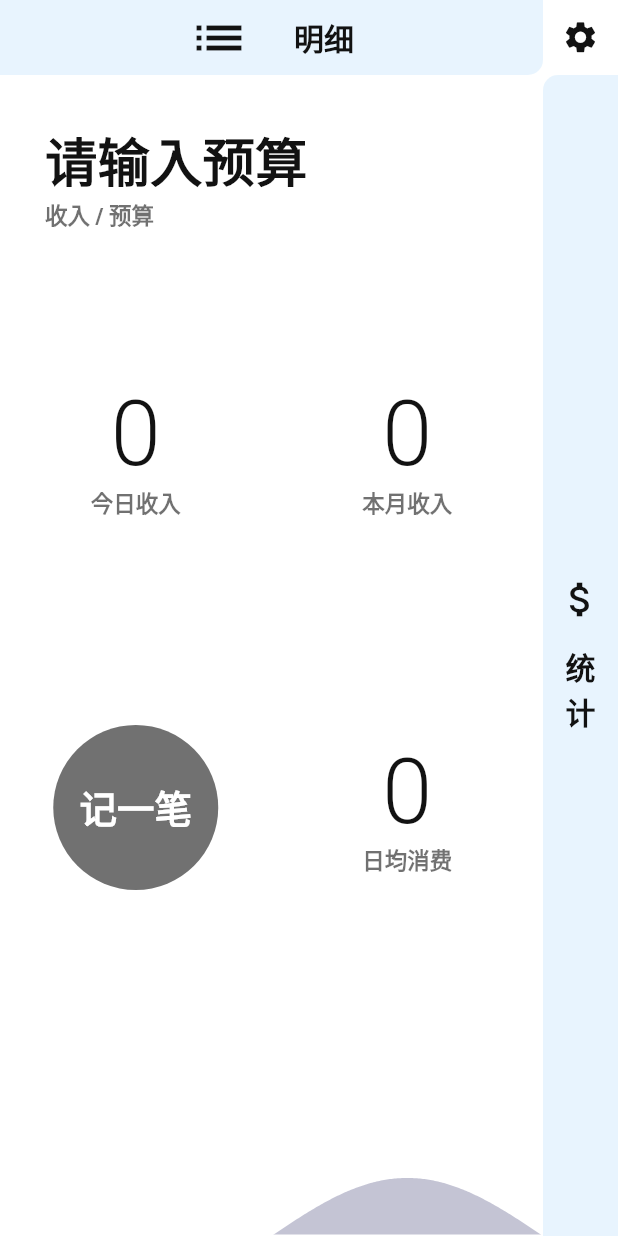
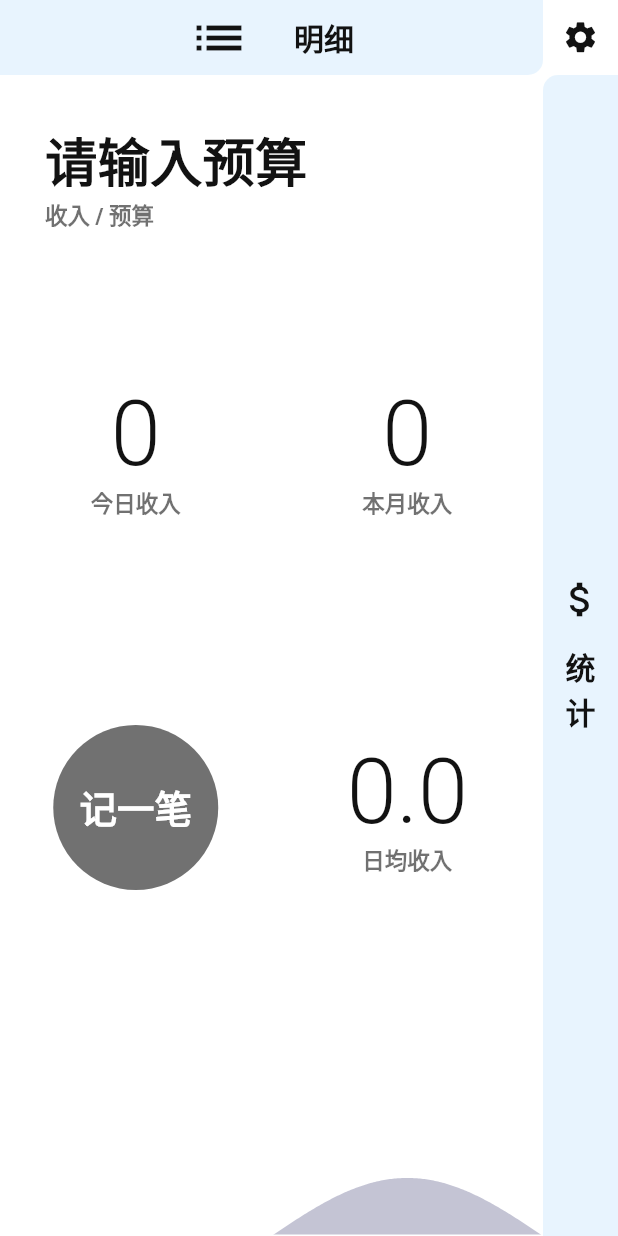
Before and after one commit to ly-xxx/CalculateBeforeFLy, a Flutter app: the screen it shows after launch, on a phone screen of 412 x 824 dp. Run offline on Flutter 3.47's test engine with Material 2 defaults, Android fonts, the phone set to English and light mode, and no system bars; drawn by our look-alikes of liquid_progress_indicator; our stand-ins replace charts_flutter, date_format, flutter_datetime_picker, fluttertoast, shared_preferences.

Commit message:
加了日均收支,改了删除提示框，改了明细页显示样式

```diff
--- a/lib/add_configure/adding_what_list.dart
+++ b/lib/add_configure/adding_what_list.dart
@@ -1,13 +1,13 @@
 class AddingWhat{
 final List<String> addingWhatList = [
 'xixi',
-'收入了：生活费 工资',
-'收入了：理财',
-'收入了：学习',
-'收入了：其他',
-'支出了：餐饮 娱乐',
-'支出了：生活',
-'支出了：学习',
-'支出了：其他'
+'收入:生活费 工资',
+'收入:理财',
+'收入:学习',
+'收入:其他',
+'支出:餐饮 娱乐',
+'支出:生活',
+'支出:学习',
+'支出:其他'
 ];
 }
--- a/lib/moreThings/more_things.dart
+++ b/lib/moreThings/more_things.dart
@@ -235,7 +235,7 @@ class _MoreThingsPageState extends State<MoreThingsPage> {
                                   keyboardType: TextInputType.number,
                                   decoration: InputDecoration(
                                       border: InputBorder.none,
-                                      hintText: "金额(默认为0)",
+                                      hintText: "金额",
                                       hintStyle: TextStyle(fontSize: 18)),
                                   style: TextStyle(fontSize: 18),
                                 ),
@@ -271,7 +271,7 @@ class _MoreThingsPageState extends State<MoreThingsPage> {
                               child: IconButton(
                                   onPressed: () {
                                     int x;
-                                    if(textFieldController.text.isEmpty)x=0;
+                                    if(textFieldController.text.isEmpty)x=_gdsz;
                                     else x = int.parse(textFieldController.text);
                                     prefs.setInt('gdsz', x);
                                     print(_gdsz);
--- a/lib/my_page.dart
+++ b/lib/my_page.dart
@@ -1,3 +1,4 @@
+import 'package:date_format/date_format.dart';
 import 'package:flutter/cupertino.dart';
 import 'package:flutter/material.dart';
 import 'package:provider/provider.dart';
@@ -17,12 +18,13 @@ class MyPage extends StatefulWidget {
 class _MyPageState extends State<MyPage> {
   int _todayExpenditure = 0;
   int _monthExpenditure = 0;
-  int _averageDailyConsumption = 0;
+  double _averageDailyConsumption = 0.0;     //日均消费
   int _budget = 0;
   int valueTransfer = 0;
   int tallyMoney = 0; //金额
   double _monthExpenditureBudgetPercentage = 0;
   SharedPreferences prefs = GlobalData.getPref()!;
+  String _today='';
 
   double width = 0.0;
   double height = 0.0;
@@ -68,23 +70,20 @@ class _MyPageState extends State<MyPage> {
 
   bool get wantKeepAlive => true;
 
-  //List<Widget> _list = [];
-  // List addingWhatList = [
-  //   'xixi',
-  //   '收入了：生活费 工资',
-  //   '收入了：理财',
-  //   '收入了：学习',
-  //   '收入了：其他',
-  //   '支出了：餐饮 娱乐',
-  //   '支出了：生活',
-  //   '支出了：学习',
-  //   '支出了：其他'
-  // ];
+
   String addingWhatListOutput = "";
 
   get async => null;
 
   Color indicatorColor = Colors.black12;
+
+
+  @override
+  void initState() {
+    _today=formatDate(DateTime.now(), ['dd']);
+
+    super.initState();
+  }
 
   _remove() async {
     SharedPreferences prefs = await SharedPreferences.getInstance();
@@ -145,6 +144,7 @@ class _MyPageState extends State<MyPage> {
     _budget = prefs.getInt('budget') ?? 0;
     _todayExpenditure = prefs.getInt('todayExpenditure') ?? 0;
     _monthExpenditure = prefs.getInt('monthExpenditure') ?? 0;
+    _averageDailyConsumption=_monthExpenditure/int.parse(_today);
     final size = MediaQuery.of(context).size;
     width = size.width;
     height = size.height;
@@ -722,7 +722,7 @@ class _MyPageState extends State<MyPage> {
                 mainAxisAlignment: MainAxisAlignment.center,
                 children: [
                   Text(
-                    "$_averageDailyConsumption",
+                    _averageDailyConsumption.abs().toStringAsFixed(1),
                     style: TextStyle(
                         fontSize: 60,
                         color: Provider.of<ThemeProvider>(context).color2,
@@ -734,7 +734,12 @@ class _MyPageState extends State<MyPage> {
                         _remove();
                       });
                     },
-                    child: Text("日均消费",
+                    child: _averageDailyConsumption>0?Text("日均消费",
+                        style: TextStyle(
+                            fontSize: 15,
+                            color: Provider.of<ThemeProvider>(context).color6,
+                            fontWeight: FontWeight.w900))
+                    :Text("日均收入",
                         style: TextStyle(
                             fontSize: 15,
                             color: Provider.of<ThemeProvider>(context).color6,
```
Also changed, not shown: lib/details/detail_message.dart (+18 -16 lines).
